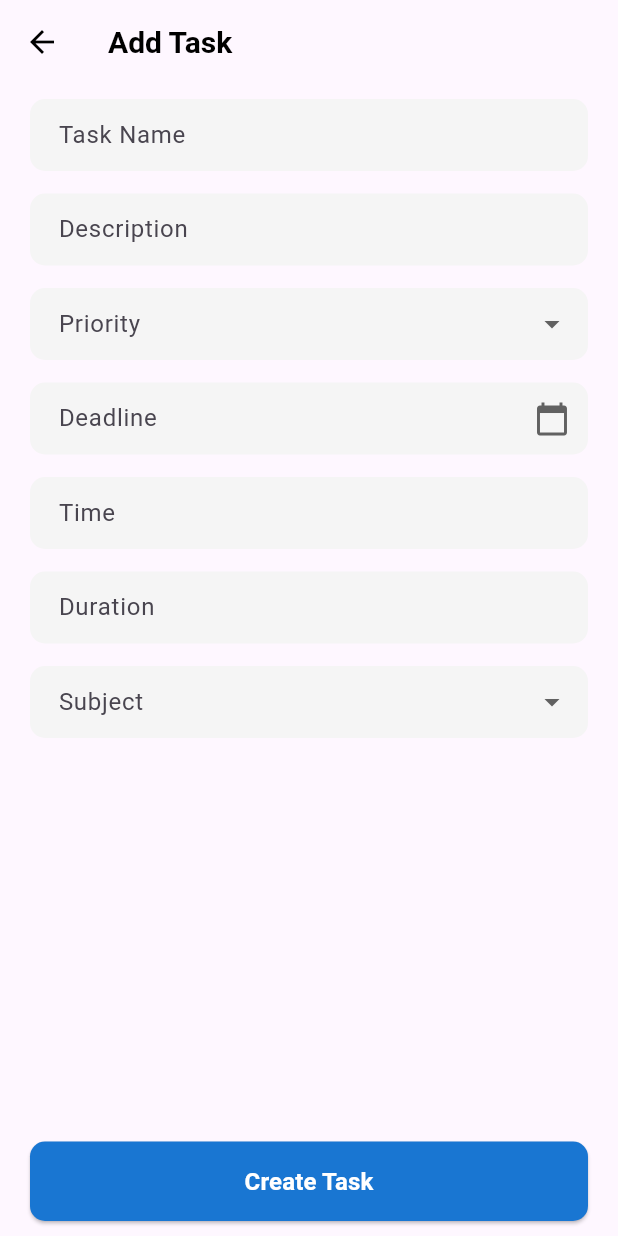
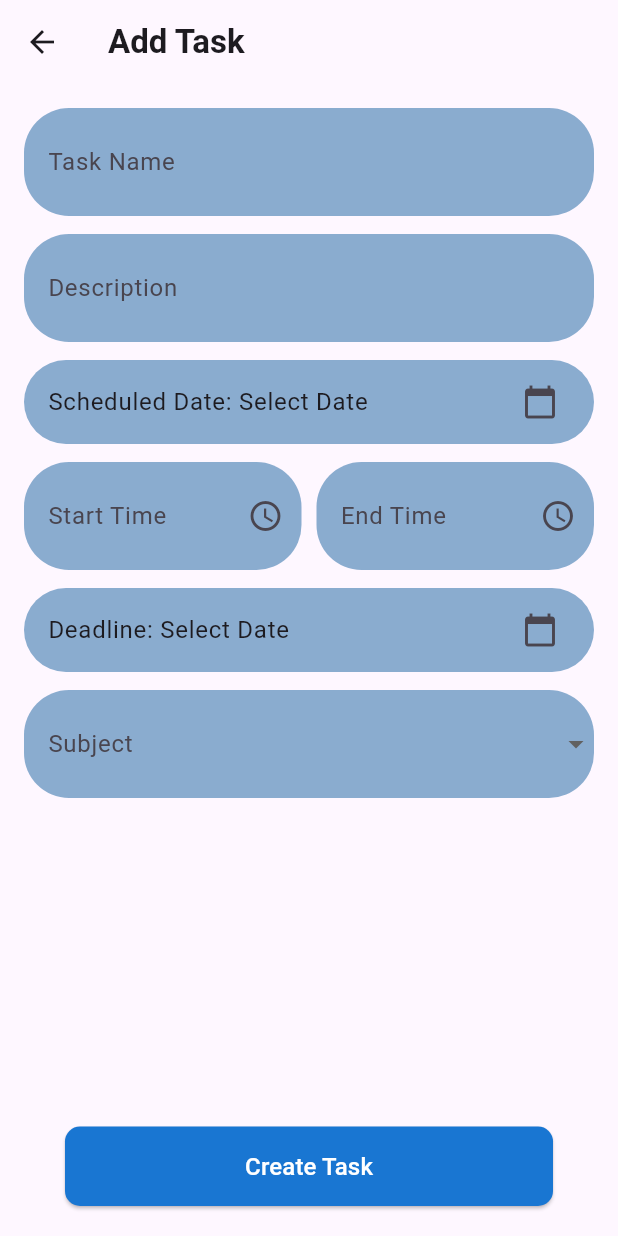
Before and after one commit to IJLadera/planma-app, a Flutter app: the CreateTask screen opened directly, after a tap on "Create Task", on a phone screen of 412 x 824 dp. Run offline on Flutter 3.47's test engine with Material 3 defaults, Android fonts, the phone set to English and light mode, and no system bars.

Commit message:
(2) edited tasks fields

```diff
--- a/lib/task/create_task.dart
+++ b/lib/task/create_task.dart
@@ -1,6 +1,65 @@
 import 'package:flutter/material.dart';
+import 'package:intl/intl.dart';
+import 'package:planma_app/task/widget/widgets.dart'; // Import your CustomWidgets class
 
-class CreateTask extends StatelessWidget {
+class CreateTask extends StatefulWidget {
+  @override
+  _CreateTaskState createState() => _CreateTaskState();
+}
+
+class _CreateTaskState extends State<CreateTask> {
+  final TextEditingController _taskNameController = TextEditingController();
+  final TextEditingController _descriptionController = TextEditingController();
+
+  DateTime? _scheduledDate;
+  TimeOfDay? _startTime;
+  TimeOfDay? _endTime;
+  DateTime? _deadline;
+
+  String? _subject;
+
+  final List<String> _subjects = [
+    'Math',
+    'Science',
+    'English'
+  ]; // Add your subjects here
+
+  // Method to select date
+  Future<void> _selectDate(BuildContext context, bool isScheduledDate) async {
+    final DateTime? picked = await showDatePicker(
+      context: context,
+      initialDate: DateTime.now(),
+      firstDate: DateTime(2020),
+      lastDate: DateTime(2101),
+    );
+    if (picked != null) {
+      setState(() {
+        if (isScheduledDate) {
+          _scheduledDate = picked;
+        } else {
+          _deadline = picked;
+        }
+      });
+    }
+  }
+
+  // Method to select time
+  Future<void> _selectTime(BuildContext context, bool isStartTime) async {
+    final TimeOfDay? picked = await showTimePicker(
+      context: context,
+      initialTime: TimeOfDay.now(),
+    );
+    if (picked != null) {
+      setState(() {
+        if (isStartTime) {
+          _startTime = picked;
+        } else {
+          _endTime = picked;
+        }
+      });
+    }
+  }
+
   @override
   Widget build(BuildContext context) {
     return Scaffold(
@@ -8,39 +67,58 @@ class CreateTask extends StatelessWidget {
         title: Text(
           'Add Task',
           style: TextStyle(
-              color: Colors.black, fontSize: 20, fontWeight: FontWeight.bold),
+            fontWeight: FontWeight.bold, // Makes the text bold
+          ),
         ),
         leading: IconButton(
-          icon: Icon(Icons.arrow_back, color: Colors.black),
-          onPressed: () {
-            Navigator.pop(context);
-          },
+          icon: Icon(Icons.arrow_back),
+          onPressed: () => Navigator.pop(context),
         ),
-        backgroundColor: Colors.transparent,
-        elevation: 0,
       ),
-      body: Padding(
-        padding: const EdgeInsets.symmetric(horizontal: 20, vertical: 10),
+      body: Column(
+        children: [
+          Expanded(
+            child: SingleChildScrollView(
+              padding: const EdgeInsets.all(16.0),
               child: Column(
-          crossAxisAlignment: CrossAxisAlignment.start,
                 children: [
-            _buildTextField('Task Name', 'ex. Create an Essay'),
-            SizedBox(height: 15),
-            _buildTextField('Description', 'ex. Essay about AI'),
-            SizedBox(height: 15),
-            _buildDropdownField('Priority',
-                ['Low Priority', 'Medium Priority', 'High Priority']),
-            SizedBox(height: 15),
-            _buildDateField(context),
-            SizedBox(height: 15),
-            _buildTimeField(context),
-            SizedBox(height: 15),
-            _buildTextField('Duration', 'ex. 30 mins'),
-            SizedBox(height: 15),
-            _buildDropdownField('Subject', ['Math', 'Science', 'English']),
-            Spacer(),
-            SizedBox(
-              width: double.infinity,
+                  CustomWidgets.buildTextField(
+                      _taskNameController, 'Task Name'),
+                  SizedBox(height: 12), // Added gap
+                  CustomWidgets.buildTextField(
+                      _descriptionController, 'Description'),
+                  SizedBox(height: 12), // Added gap
+                  CustomWidgets.buildDateTile('Scheduled Date', _scheduledDate,
+                      context, true, _selectDate),
+                  SizedBox(height: 12), // Added gap
+                  Row(
+                    children: [
+                      Expanded(
+                          child: CustomWidgets.buildTimeField('Start Time',
+                              _startTime, context, true, _selectTime)),
+                      SizedBox(width: 10),
+                      Expanded(
+                          child: CustomWidgets.buildTimeField('End Time',
+                              _endTime, context, false, _selectTime)),
+                    ],
+                  ),
+                  SizedBox(height: 12),
+                  CustomWidgets.buildDateTile(
+                      'Deadline', _deadline, context, false, _selectDate),
+                  SizedBox(height: 12), // Added gap
+                  CustomWidgets.buildDropdownField(
+                      'Subject', _subject, _subjects, (value) {
+                    setState(() {
+                      _subject = value;
+                    });
+                  }),
+                ],
+              ),
+            ),
+          ),
+          Padding(
+            padding:
+                const EdgeInsets.symmetric(horizontal: 16.0, vertical: 20.0),
             child: ElevatedButton(
               onPressed: () {
                 // Create task action
@@ -50,104 +128,16 @@ class CreateTask extends StatelessWidget {
                 shape: RoundedRectangleBorder(
                   borderRadius: BorderRadius.circular(10),
                 ),
-                  padding: EdgeInsets.symmetric(vertical: 15),
+                padding: EdgeInsets.symmetric(vertical: 15, horizontal: 120),
               ),
               child: Text(
                 'Create Task',
-                  style: TextStyle(
-                      fontSize: 16,
-                      fontWeight: FontWeight.bold,
-                      color: Colors.white),
+                style: TextStyle(fontSize: 16, color: Colors.white),
               ),
             ),
           ),
         ],
       ),
-      ),
-    );
-  }
-
-  Widget _buildTextField(String label, String hint) {
-    return TextField(
-      decoration: InputDecoration(
-        labelText: label,
-        hintText: hint,
-        filled: true,
-        fillColor: Colors.grey.shade100,
-        contentPadding: EdgeInsets.symmetric(horizontal: 15, vertical: 12),
-        border: OutlineInputBorder(
-          borderRadius: BorderRadius.circular(10),
-          borderSide: BorderSide.none,
-        ),
-      ),
-    );
-  }
-
-  Widget _buildDropdownField(String label, List<String> items) {
-    String? selectedValue;
-    return DropdownButtonFormField<String>(
-      decoration: InputDecoration(
-        labelText: label,
-        filled: true,
-        fillColor: Colors.grey.shade100,
-        contentPadding: EdgeInsets.symmetric(horizontal: 15, vertical: 12),
-        border: OutlineInputBorder(
-          borderRadius: BorderRadius.circular(10),
-          borderSide: BorderSide.none,
-        ),
-      ),
-      items: items
-          .map((item) => DropdownMenuItem(value: item, child: Text(item)))
-          .toList(),
-      onChanged: (value) {
-        selectedValue = value;
-        // Handle selection
-      },
-      value: selectedValue,
-      dropdownColor: Colors.white,
-      style: TextStyle(color: Colors.black),
-      icon: Icon(Icons.arrow_drop_down, color: Colors.grey.shade700),
-    );
-  }
-
-  Widget _buildDateField(BuildContext context) {
-    return TextField(
-      decoration: InputDecoration(
-        labelText: 'Deadline',
-        hintText: '11 January 2024',
-        filled: true,
-        fillColor: Colors.grey.shade100,
-        contentPadding: EdgeInsets.symmetric(horizontal: 15, vertical: 12),
-        suffixIcon: Icon(Icons.calendar_today, color: Colors.grey.shade700),
-        border: OutlineInputBorder(
-          borderRadius: BorderRadius.circular(10),
-          borderSide: BorderSide.none,
-        ),
-      ),
-      readOnly: true,
-      onTap: () {
-        // Show date picker
-      },
-    );
-  }
-
-  Widget _buildTimeField(BuildContext context) {
-    return TextField(
-      decoration: InputDecoration(
-        labelText: 'Time',
-        hintText: '11:59 PM',
-        filled: true,
-        fillColor: Colors.grey.shade100,
-        contentPadding: EdgeInsets.symmetric(horizontal: 15, vertical: 12),
-        border: OutlineInputBorder(
-          borderRadius: BorderRadius.circular(10),
-          borderSide: BorderSide.none,
-        ),
-      ),
-      readOnly: true,
-      onTap: () {
-        // Show time picker
-      },
     );
   }
 }
--- /dev/null
+++ b/lib/task/widget/widgets.dart
@@ -0,0 +1,91 @@
+import 'package:flutter/material.dart';
+import 'package:intl/intl.dart';
+
+class CustomWidgets {
+  // Method to build a TextField with custom style
+  static Widget buildTextField(
+      TextEditingController controller, String labelText) {
+    return Container(
+      decoration: BoxDecoration(
+        color: const Color.fromARGB(255, 138, 172, 207),
+        borderRadius: BorderRadius.circular(30),
+      ),
+      child: TextField(
+        controller: controller,
+        decoration: InputDecoration(
+          labelText: labelText,
+          border: InputBorder.none,
+          contentPadding: EdgeInsets.all(16),
+        ),
+      ),
+    );
+  }
+
+  // Method to build a DateTile (with tap to select date)
+  static Widget buildDateTile(String label, DateTime? date,
+      BuildContext context, bool isScheduledDate, Function selectDate) {
+    return Container(
+      decoration: BoxDecoration(
+        color: const Color.fromARGB(255, 138, 172, 207),
+        borderRadius: BorderRadius.circular(30),
+      ),
+      child: ListTile(
+        title: Text(
+            '$label: ${date != null ? DateFormat('dd MMMM yyyy').format(date) : 'Select Date'}'),
+        trailing: Icon(Icons.calendar_today),
+        onTap: () => selectDate(context, isScheduledDate),
+      ),
+    );
+  }
+
+  // Method to build a time field with gesture and custom design
+  static Widget buildTimeField(String label, TimeOfDay? time,
+      BuildContext context, bool isStartTime, Function selectTime) {
+    return Container(
+      decoration: BoxDecoration(
+        color: const Color.fromARGB(255, 138, 172, 207),
+        borderRadius: BorderRadius.circular(30),
+      ),
+      child: GestureDetector(
+        onTap: () => selectTime(context, isStartTime),
+        child: AbsorbPointer(
+          child: TextFormField(
+            decoration: InputDecoration(
+              labelText: label,
+              suffixIcon: Icon(Icons.access_time),
+              hintText: time != null ? time.format(context) : 'Select Time',
+              border: InputBorder.none,
+              contentPadding: EdgeInsets.all(16),
+            ),
+          ),
+        ),
+      ),
+    );
+  }
+
+  // Method to build a dropdown field with custom design
+  static Widget buildDropdownField(String label, String? value,
+      List<String> items, Function(String?) onChanged) {
+    return Container(
+      decoration: BoxDecoration(
+        color: const Color.fromARGB(255, 138, 172, 207),
+        borderRadius: BorderRadius.circular(30),
+      ),
+      child: DropdownButtonFormField<String>(
+        value: value,
+        decoration: InputDecoration(
+          labelText: label,
+          border: InputBorder.none,
+          contentPadding: EdgeInsets.all(16),
+        ),
+        items: items.map((item) {
+          return DropdownMenuItem<String>(
+            value: item,
+            child: Text(item),
+          );
+        }).toList(),
+        onChanged: (value) => onChanged(value),
+      ),
+    );
+  }
+}
--- a/pubspec.yaml
+++ b/pubspec.yaml
@@ -30,8 +30,9 @@ environment:
 dependencies:
   flutter:
     sdk: flutter
-  http: ^1.1.0
-
+  table_calendar: ^3.0.6
+  flutter_datetime_picker: ^1.5.1
+  intl: ^0.17.0
   # The following adds the Cupertino Icons font to your application.
   # Use with the CupertinoIcons class for iOS style icons.
   cupertino_icons: ^1.0.2
```
Also changed, not shown: pubspec.lock. Lines whose indentation alone changed are shown as unchanged.
